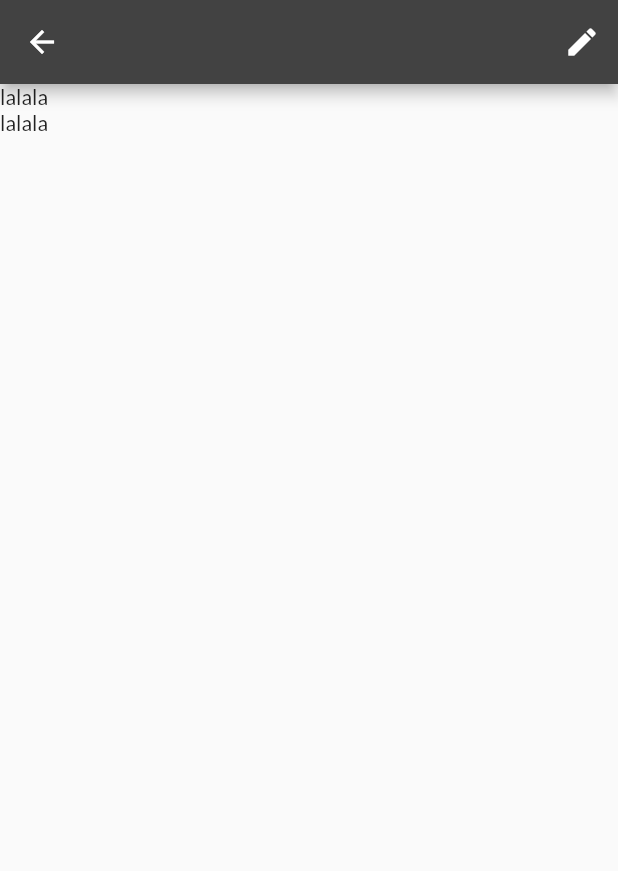
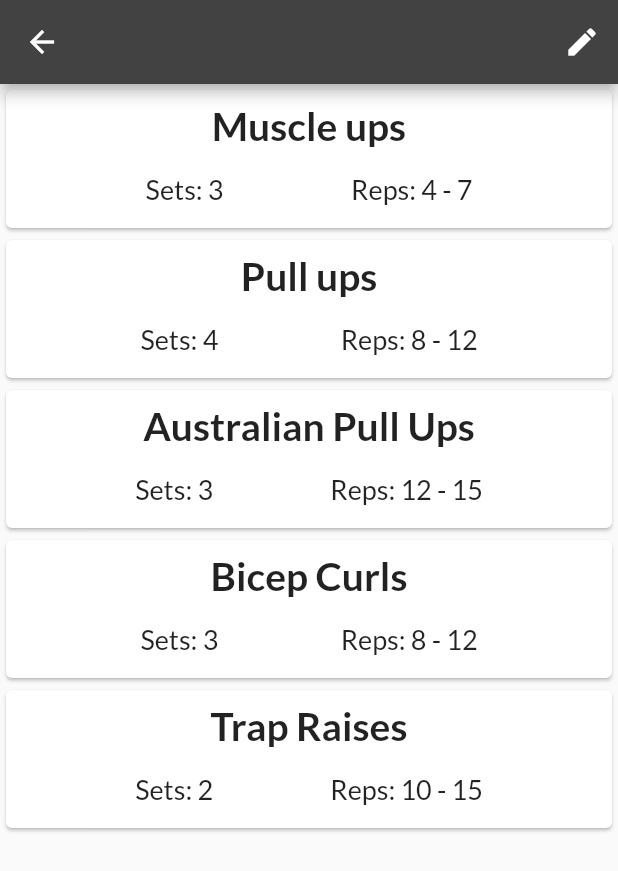
Before and after one commit to FirentisTFW/Training-app, a Flutter app: the ProgramExercisesScreen screen opened by its route, on a phone screen of 412 x 824 dp. Shown: the top 871 px of the screen. Run offline on Flutter 3.47's test engine with Material 2 defaults, Android fonts, the phone set to English and light mode, and no system bars; our stand-ins replace material_design_icons_flutter.

Commit message:
Added basic workout structure with dummy data, created fundamentals for workouts screens

```diff
--- a/lib/main.dart
+++ b/lib/main.dart
@@ -1,14 +1,16 @@
 import 'package:flutter/material.dart';
 import 'package:provider/provider.dart';
-import 'package:training_app/screens/program_exercises_screen.dart';
 
 import './providers/clients.dart';
 import './providers/workout_programs.dart';
+import './providers/workouts.dart';
 import './screens/add_client_screen.dart';
 import './screens/client_profile_screen.dart';
 import './screens/clients_screen.dart';
 import './screens/statistics_screen.dart';
 import './screens/workout_programs_screen.dart';
+import './screens/done_workouts_screen.dart';
+import './screens/program_exercises_screen.dart';
 
 void main() {
   runApp(MyApp());
@@ -25,6 +27,9 @@ class MyApp extends StatelessWidget {
         ),
         ChangeNotifierProvider(
           create: (_) => WorkoutPrograms(),
+        ),
+        ChangeNotifierProvider(
+          create: (_) => Workouts(),
         ),
       ],
       child: MaterialApp(
@@ -44,6 +49,7 @@ class MyApp extends StatelessWidget {
           ClientProfileScreen.routeName: (ctx) => ClientProfileScreen(),
           WorkoutProgramsScreen.routeName: (ctx) => WorkoutProgramsScreen(),
           ProgramExercisesScreen.routeName: (ctx) => ProgramExercisesScreen(),
+          DoneWorkoutScreen.routeName: (ctx) => DoneWorkoutScreen(),
         },
       ),
     );
--- /dev/null
+++ b/lib/models/workout.dart
@@ -0,0 +1,35 @@
+class Workout {
+  final String id;
+  final String clientId;
+  final DateTime date;
+  final String programName;
+  final List<WorkoutExercise> exercises;
+
+  Workout({
+    this.id,
+    this.clientId,
+    this.date,
+    this.programName,
+    this.exercises,
+  });
+}
+
+class WorkoutExercise {
+  final String name;
+  final List<Set> sets;
+
+  WorkoutExercise(
+    this.name,
+    this.sets,
+  );
+}
+
+class Set {
+  final int reps;
+  final int weight;
+
+  Set({
+    this.reps,
+    this.weight,
+  });
+}
--- a/lib/providers/workout_programs.dart
+++ b/lib/providers/workout_programs.dart
@@ -13,17 +13,41 @@ class WorkoutPrograms with ChangeNotifier {
           id: '1',
           name: 'Muscle ups',
           exerciseType: ExerciseType.ForRepetitions,
-          sets: 4,
+          sets: 3,
           repsMin: 4,
           repsMax: 7,
         ),
         Exercise(
-          id: '1',
+          id: '2',
           name: 'Pull ups',
           exerciseType: ExerciseType.ForRepetitions,
           sets: 4,
           repsMin: 8,
           repsMax: 12,
+        ),
+        Exercise(
+          id: '3',
+          name: 'Australian Pull Ups',
+          exerciseType: ExerciseType.ForRepetitions,
+          sets: 3,
+          repsMin: 12,
+          repsMax: 15,
+        ),
+        Exercise(
+          id: '5',
+          name: 'Bicep Curls',
+          exerciseType: ExerciseType.ForRepetitions,
+          sets: 3,
+          repsMin: 8,
+          repsMax: 12,
+        ),
+        Exercise(
+          id: '4',
+          name: 'Trap Raises',
+          exerciseType: ExerciseType.ForRepetitions,
+          sets: 2,
+          repsMin: 10,
+          repsMax: 15,
         ),
       ],
     ),
--- /dev/null
+++ b/lib/providers/workouts.dart
@@ -0,0 +1,71 @@
+import 'package:flutter/material.dart';
+
+import '../models/workout.dart';
+
+class Workouts with ChangeNotifier {
+  List<Workout> _workouts = [
+    Workout(
+      id: DateTime.now().toString(),
+      clientId: '0',
+      date: DateTime.now(),
+      programName: 'PULL',
+      exercises: [
+        WorkoutExercise(
+          'Muscle Ups',
+          [
+            Set(
+              reps: 5,
+              weight: 0,
+            ),
+            Set(
+              reps: 4,
+              weight: 0,
+            ),
+            Set(
+              reps: 4,
+              weight: 0,
+            ),
+          ],
+        ),
+        WorkoutExercise(
+          'Pull Ups',
+          [
+            Set(
+              reps: 12,
+              weight: 0,
+            ),
+            Set(
+              reps: 10,
+              weight: 0,
+            ),
+            Set(
+              reps: 9,
+              weight: 0,
+            ),
+          ],
+        ),
+        WorkoutExercise(
+          'Australian Pull Ups',
+          [
+            Set(
+              reps: 15,
+              weight: 0,
+            ),
+            Set(
+              reps: 13,
+              weight: 0,
+            ),
+            Set(
+              reps: 13,
+              weight: 0,
+            ),
+          ],
+        ),
+      ],
+    ),
+  ];
+
+  List<Workout> findByClientId(String clientId) {
+    return _workouts.where((workout) => workout.clientId == clientId).toList();
+  }
+}
--- a/lib/screens/client_profile_screen.dart
+++ b/lib/screens/client_profile_screen.dart
@@ -1,5 +1,6 @@
 import 'package:flutter/material.dart';
 import 'package:material_design_icons_flutter/material_design_icons_flutter.dart';
+import 'package:training_app/screens/done_workouts_screen.dart';
 import 'package:training_app/screens/workout_programs_screen.dart';
 
 import '../widgets/client_profile_list_item.dart';
@@ -88,7 +89,9 @@ class ClientProfileScreen extends StatelessWidget {
             ClientProfileListItem(
                 'New Workout', Icons.accessibility_new, () {}),
             Divider(),
-            ClientProfileListItem('Completed Workouts', Icons.done, () {}),
+            ClientProfileListItem('Completed Workouts', Icons.done, () {
+              Navigator.of(context).pushNamed(DoneWorkoutScreen.routeName);
+            }),
             Divider(),
             ClientProfileListItem('Workout Programs', Icons.event_note, () {
               Navigator.of(context).pushNamed(WorkoutProgramsScreen.routeName);
--- /dev/null
+++ b/lib/screens/done_workouts_screen.dart
@@ -0,0 +1,27 @@
+import 'package:flutter/material.dart';
+import 'package:provider/provider.dart';
+
+import '../providers/workouts.dart';
+import '../widgets/workout_item.dart';
+
+class DoneWorkoutScreen extends StatelessWidget {
+  static const routeName = '/done-workouts';
+
+  @override
+  Widget build(BuildContext context) {
+    final workoutsData = Provider.of<Workouts>(context);
+    final workouts = workoutsData.findByClientId('0');
+    return Scaffold(
+      appBar: AppBar(),
+      body: ListView.builder(
+        itemCount: workouts.length,
+        itemBuilder: (ctx, index) {
+          return WorkoutItem(
+            workouts[index].programName,
+            workouts[index].date,
+          );
+        },
+      ),
+    );
+  }
+}
--- a/lib/screens/program_exercises_screen.dart
+++ b/lib/screens/program_exercises_screen.dart
@@ -2,6 +2,7 @@ import 'package:flutter/material.dart';
 import 'package:provider/provider.dart';
 
 import '../providers/workout_programs.dart';
+import '../widgets/exercise_item.dart';
 
 class ProgramExercisesScreen extends StatelessWidget {
   static const routeName = '/program-exercises';
@@ -23,8 +24,11 @@ class ProgramExercisesScreen extends StatelessWidget {
       body: ListView.builder(
         itemCount: exercises.length,
         itemBuilder: (ctx, index) {
-          return Container(
-            child: Text("lalala"),
+          return ExerciseItem(
+            name: exercises[index].name,
+            sets: exercises[index].sets,
+            repsMin: exercises[index].repsMin,
+            repsMax: exercises[index].repsMax,
           );
         },
       ),
--- /dev/null
+++ b/lib/widgets/exercise_item.dart
@@ -0,0 +1,56 @@
+import 'package:flutter/material.dart';
+
+class ExerciseItem extends StatelessWidget {
+  final String name;
+  final int sets;
+  final int repsMin;
+  final int repsMax;
+
+  ExerciseItem({
+    @required this.name,
+    @required this.sets,
+    @required this.repsMin,
+    @required this.repsMax,
+  });
+
+  @override
+  Widget build(BuildContext context) {
+    return Container(
+      height: 100,
+      child: Card(
+        child: Column(
+          children: [
+            Center(
+              child: Padding(
+                padding: const EdgeInsets.all(8.0),
+                child: Text(
+                  name,
+                  style: TextStyle(
+                    fontSize: 26,
+                    fontWeight: FontWeight.bold,
+                  ),
+                ),
+              ),
+            ),
+            Padding(
+              padding: const EdgeInsets.all(8.0),
+              child: Row(
+                mainAxisAlignment: MainAxisAlignment.spaceEvenly,
+                children: [
+                  Text(
+                    'Sets: ${sets.toString()}',
+                    style: TextStyle(fontSize: 18),
+                  ),
+                  Text(
+                    'Reps: ${repsMin.toString()} - ${repsMax.toString()}',
+                    style: TextStyle(fontSize: 18),
+                  )
+                ],
+              ),
+            )
+          ],
+        ),
+      ),
+    );
+  }
+}
--- /dev/null
+++ b/lib/widgets/workout_item.dart
@@ -0,0 +1,49 @@
+import 'package:flutter/material.dart';
+import 'package:intl/intl.dart';
+
+class WorkoutItem extends StatelessWidget {
+  final String programName;
+  final DateTime date;
+
+  WorkoutItem(
+    this.programName,
+    this.date,
+  );
+
+  @override
+  Widget build(BuildContext context) {
+    return Container(
+      height: 100,
+      child: Card(
+        child: Column(
+          children: [
+            Center(
+              child: Padding(
+                padding: const EdgeInsets.all(8.0),
+                child: Text(
+                  DateFormat.yMd().format(date),
+                  style: TextStyle(
+                    fontSize: 26,
+                    fontWeight: FontWeight.bold,
+                  ),
+                ),
+              ),
+            ),
+            Center(
+              child: Padding(
+                padding: const EdgeInsets.all(8.0),
+                child: Text(
+                  programName,
+                  style: TextStyle(
+                    fontSize: 24,
+                    fontWeight: FontWeight.bold,
+                  ),
+                ),
+              ),
+            ),
+          ],
+        ),
+      ),
+    );
+  }
+}
```
